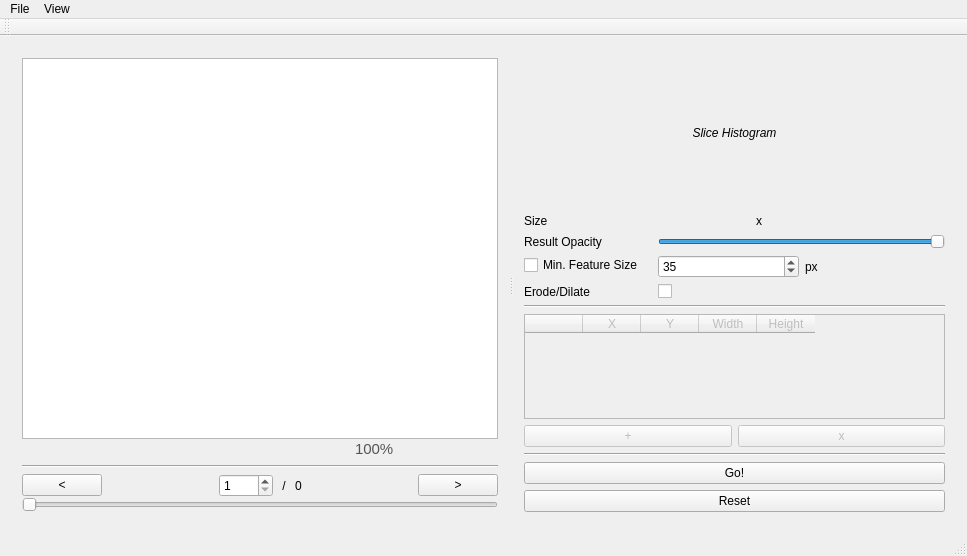
The window that mainwindow.ui (prsousa/TomSeg) describes before a commit, drawn with Qt 5.
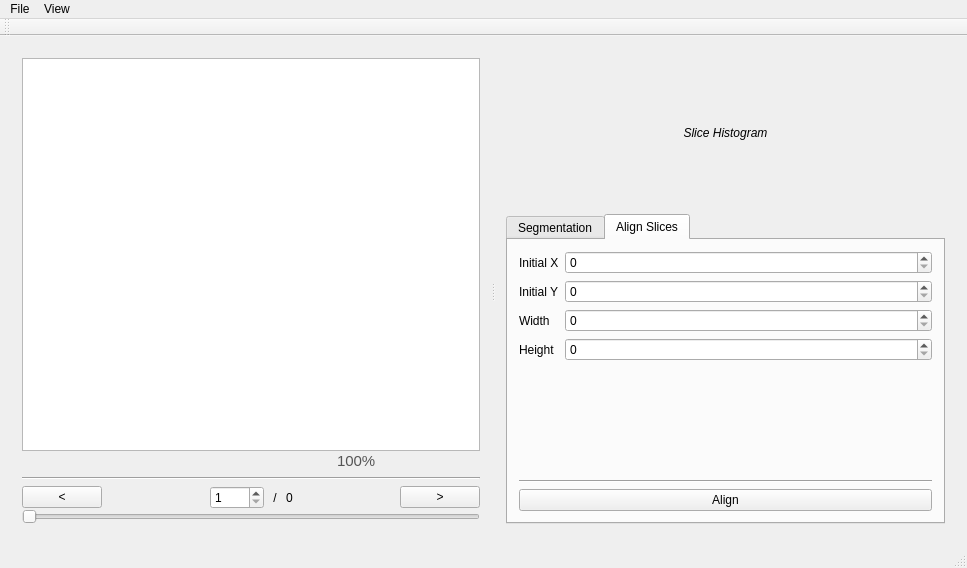
The same window after the commit. The open tabs and pages were chosen to show the change. Icons and pictures are not drawn.

Commit message: Changes on UI to allow Slice Alignment

What changed in the file:
```diff
--- a/mainwindow.ui
+++ b/mainwindow.ui
@@ -7,7 +7,7 @@
     <x>0</x>
     <y>0</y>
     <width>967</width>
-    <height>556</height>
+    <height>568</height>
    </rect>
   </property>
   <property name="sizePolicy">
@@ -46,6 +46,30 @@
           <property name="bottomMargin">
            <number>6</number>
           </property>
+          <item>
+           <widget class="QLabel" name="currentSliceSizeLabel">
+            <property name="sizePolicy">
+             <sizepolicy hsizetype="Preferred" vsizetype="Preferred">
+              <horstretch>0</horstretch>
+              <verstretch>0</verstretch>
+             </sizepolicy>
+            </property>
+            <property name="font">
+             <font>
+              <pointsize>11</pointsize>
+             </font>
+            </property>
+            <property name="styleSheet">
+             <string notr="true">color: #555555;</string>
+            </property>
+            <property name="text">
+             <string/>
+            </property>
+            <property name="alignment">
+             <set>Qt::AlignCenter</set>
+            </property>
+           </widget>
+          </item>
           <item>
            <spacer name="horizontalSpacer_3">
             <property name="orientation">
@@ -297,74 +321,28 @@
          </widget>
         </item>
         <item>
+         <widget class="QTabWidget" name="tabWidget">
+          <property name="currentIndex">
+           <number>0</number>
+          </property>
+          <widget class="QWidget" name="segmentationTab">
+           <attribute name="title">
+            <string>Segmentation</string>
+           </attribute>
+           <layout class="QVBoxLayout" name="verticalLayout_3">
+            <item>
          <layout class="QFormLayout" name="sliceInfoPanel">
           <property name="horizontalSpacing">
            <number>15</number>
           </property>
           <item row="0" column="0">
-           <widget class="QLabel" name="sizeLabel">
-            <property name="text">
-             <string>Size</string>
-            </property>
-           </widget>
-          </item>
-          <item row="0" column="1">
-           <layout class="QHBoxLayout" name="horizontalLayout_3">
-            <item>
-             <widget class="QLabel" name="currentSliceWidthLabel">
-              <property name="sizePolicy">
-               <sizepolicy hsizetype="Minimum" vsizetype="Preferred">
-                <horstretch>0</horstretch>
-                <verstretch>0</verstretch>
-               </sizepolicy>
-              </property>
-              <property name="maximumSize">
-               <size>
-                <width>100</width>
-                <height>16777215</height>
-               </size>
-              </property>
-              <property name="text">
-               <string/>
-              </property>
-             </widget>
-            </item>
-            <item>
-             <widget class="QLabel" name="sizeXLabel">
-              <property name="sizePolicy">
-               <sizepolicy hsizetype="Minimum" vsizetype="Preferred">
-                <horstretch>0</horstretch>
-                <verstretch>0</verstretch>
-               </sizepolicy>
-              </property>
-              <property name="text">
-               <string>x</string>
-              </property>
-             </widget>
-            </item>
-            <item>
-             <widget class="QLabel" name="currentSliceHeightLabel">
-              <property name="sizePolicy">
-               <sizepolicy hsizetype="Minimum" vsizetype="Preferred">
-                <horstretch>0</horstretch>
-                <verstretch>0</verstretch>
-               </sizepolicy>
-              </property>
-              <property name="text">
-               <string/>
-              </property>
-             </widget>
-            </item>
-           </layout>
-          </item>
-          <item row="1" column="0">
            <widget class="QLabel" name="label_2">
             <property name="text">
              <string>Result Opacity</string>
             </property>
            </widget>
           </item>
-          <item row="1" column="1">
+              <item row="0" column="1">
            <widget class="QSlider" name="resultOpacitySlider">
             <property name="maximum">
              <number>100</number>
@@ -377,21 +355,14 @@
             </property>
            </widget>
           </item>
-          <item row="3" column="0">
-           <widget class="QLabel" name="label_4">
+              <item row="1" column="0">
+               <widget class="QCheckBox" name="gridVisibleCheckBox">
             <property name="text">
              <string>Erode/Dilate</string>
             </property>
            </widget>
           </item>
-          <item row="3" column="1">
-           <widget class="QCheckBox" name="morphologicalCheckBox">
-            <property name="text">
-             <string/>
-            </property>
-           </widget>
-          </item>
-          <item row="2" column="1">
+              <item row="1" column="1">
            <layout class="QHBoxLayout" name="horizontalLayout_4">
             <item>
              <widget class="QSpinBox" name="minimumFeatureSizeSpinBox">
@@ -419,9 +390,16 @@
            </layout>
           </item>
           <item row="2" column="0">
-           <widget class="QCheckBox" name="gridVisibleCheckBox">
+               <widget class="QLabel" name="label_4">
             <property name="text">
-             <string>Min. Feature Size</string>
+                 <string>Erode/Dilate</string>
+                </property>
+               </widget>
+              </item>
+              <item row="2" column="1">
+               <widget class="QCheckBox" name="morphologicalCheckBox">
+                <property name="text">
+                 <string/>
             </property>
            </widget>
           </item>
@@ -514,19 +492,6 @@
           </item>
          </layout>
         </item>
-        <item>
-         <spacer name="verticalSpacer">
-          <property name="orientation">
-           <enum>Qt::Vertical</enum>
-          </property>
-          <property name="sizeHint" stdset="0">
-           <size>
-            <width>20</width>
-            <height>40</height>
-           </size>
-          </property>
-         </spacer>
-        </item>
         <item>
          <widget class="Line" name="horizontalLine">
           <property name="orientation">
@@ -534,18 +499,103 @@
           </property>
          </widget>
         </item>
-        <item>
-         <widget class="QPushButton" name="goButton">
-          <property name="text">
-           <string>Go!</string>
-          </property>
-         </widget>
-        </item>
         <item>
          <widget class="QPushButton" name="resetButton">
           <property name="text">
            <string>Reset</string>
           </property>
+             </widget>
+            </item>
+            <item>
+             <widget class="QPushButton" name="goButton">
+              <property name="text">
+               <string>Go!</string>
+              </property>
+             </widget>
+            </item>
+           </layout>
+          </widget>
+          <widget class="QWidget" name="alignTab">
+           <attribute name="title">
+            <string>Align Slices</string>
+           </attribute>
+           <layout class="QVBoxLayout" name="verticalLayout">
+            <item>
+             <layout class="QFormLayout" name="formLayout">
+              <item row="0" column="0">
+               <widget class="QLabel" name="label_3">
+                <property name="text">
+                 <string>Initial X</string>
+                </property>
+               </widget>
+              </item>
+              <item row="1" column="0">
+               <widget class="QLabel" name="label_6">
+                <property name="text">
+                 <string>Initial Y</string>
+                </property>
+               </widget>
+              </item>
+              <item row="2" column="0">
+               <widget class="QLabel" name="label_7">
+                <property name="text">
+                 <string>Width</string>
+                </property>
+               </widget>
+              </item>
+              <item row="3" column="0">
+               <widget class="QLabel" name="label_8">
+                <property name="text">
+                 <string>Height</string>
+                </property>
+               </widget>
+              </item>
+              <item row="0" column="1">
+               <widget class="QSpinBox" name="referenceAreaInitXSpinBox">
+                <property name="maximum">
+                 <number>10000</number>
+                </property>
+               </widget>
+              </item>
+              <item row="1" column="1">
+               <widget class="QSpinBox" name="referenceAreaInitYSpinBox">
+                <property name="maximum">
+                 <number>10000</number>
+                </property>
+               </widget>
+              </item>
+              <item row="2" column="1">
+               <widget class="QSpinBox" name="referenceAreaWidthSpinBox">
+                <property name="maximum">
+                 <number>10000</number>
+                </property>
+               </widget>
+              </item>
+              <item row="3" column="1">
+               <widget class="QSpinBox" name="referenceAreaHeightSpinBox">
+                <property name="maximum">
+                 <number>10000</number>
+                </property>
+               </widget>
+              </item>
+             </layout>
+            </item>
+            <item>
+             <widget class="Line" name="line_3">
+              <property name="orientation">
+               <enum>Qt::Horizontal</enum>
+              </property>
+             </widget>
+            </item>
+            <item>
+             <widget class="QPushButton" name="alignButton">
+              <property name="text">
+               <string>Align</string>
+              </property>
+             </widget>
+            </item>
+           </layout>
+          </widget>
          </widget>
         </item>
        </layout>
```
Left out of the diff: 2 changed lines with no effect on the pictures. Lines whose indentation alone changed are shown as unchanged. The commit also changes 2 other files.
